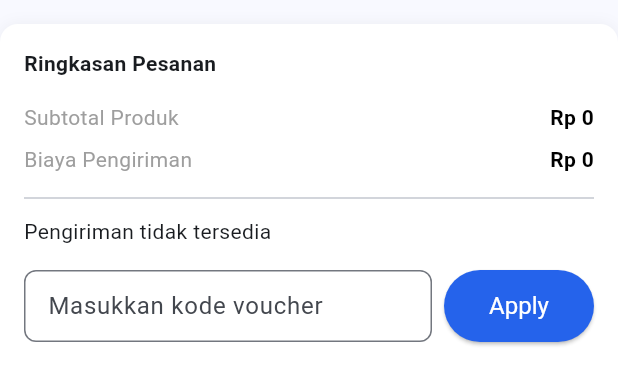
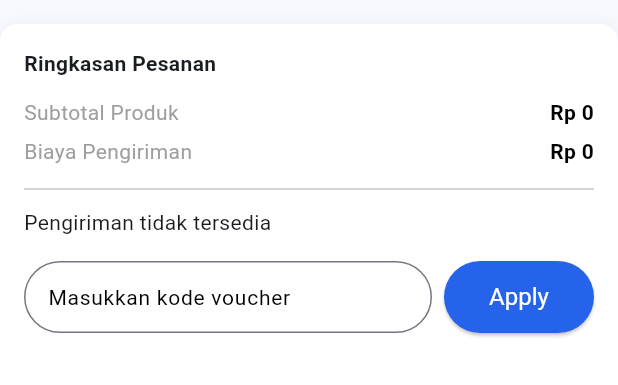
Before and after one commit to Pacifista00/flutter_warungnya_warga_net, a Flutter app: the OrderSummaryCard widget shown alone on an empty page, opened directly with empty values, on a phone screen of 412 x 824 dp. Shown: the top 385 px of the screen. Run offline on Flutter 3.47's test engine with Material 3 defaults, Android fonts, the phone set to English and light mode, and no system bars; our stand-ins replace dio, flutter_image_compress, flutter_riverpod, flutter_secure_storage, flutter_svg, go_router and 4 more; accounts and stored records are empty; network calls fail.

Commit message:
feat(cart): add skeleton loading for cart page components

```diff
--- a/lib/features/cart/widgets/order_summary.dart
+++ b/lib/features/cart/widgets/order_summary.dart
@@ -47,7 +47,7 @@ class OrderSummaryCard extends StatelessWidget {
             'Ringkasan Pesanan',
             style: TextStyle(fontWeight: FontWeight.bold),
           ),
-          const SizedBox(height: 12),
+          const SizedBox(height: 10),
           _summaryRow('Subtotal Produk', _format(subtotal)),
           if (pointsDiscount > 0)
             _summaryRow(
@@ -79,7 +79,7 @@ class OrderSummaryCard extends StatelessWidget {
     Color valueColor = Colors.black,
   }) {
     return Padding(
-      padding: const EdgeInsets.symmetric(vertical: 4),
+      padding: const EdgeInsets.symmetric(vertical: 3),
       child: Row(
         mainAxisAlignment: MainAxisAlignment.spaceBetween,
         children: [
--- a/lib/features/cart/widgets/point_section.dart
+++ b/lib/features/cart/widgets/point_section.dart
@@ -52,6 +52,7 @@ class _PointsSectionState extends State<PointsSection> {
   @override
   Widget build(BuildContext context) {
     return Card(
+      color: Colors.white,
       margin: const EdgeInsets.only(top: 16),
       child: Padding(
         padding: const EdgeInsets.all(16),
--- a/lib/features/cart/widgets/shipping_dropdown.dart
+++ b/lib/features/cart/widgets/shipping_dropdown.dart
@@ -1,4 +1,6 @@
 import 'package:flutter/material.dart';
+import 'package:flutter_warungnya_warga_net/core/theme/app_colors.dart';
+import 'package:flutter_warungnya_warga_net/features/cart/widgets/skeleton/cart_skeleton.dart';
 import '../services/cart_service.dart';
 import '../models/shipping_model.dart';
 
@@ -40,7 +42,7 @@ class _ShippingDropdownState extends State<ShippingDropdown> {
   @override
   Widget build(BuildContext context) {
     if (loading) {
-      return const Center(child: CircularProgressIndicator());
+      return const ShippingDropdownSkeleton();
     }
 
     if (shippingList.isEmpty) {
@@ -59,6 +61,27 @@ class _ShippingDropdownState extends State<ShippingDropdown> {
         DropdownButtonFormField<ShippingModel>(
           value: selected,
           hint: const Text("Ketuk untuk memilih kurir"),
+          style: TextStyle(fontSize: 14, color: Colors.black),
+          decoration: InputDecoration(
+            contentPadding: const EdgeInsets.symmetric(
+              horizontal: 16,
+              vertical: 12,
+            ),
+            border: OutlineInputBorder(
+              borderRadius: BorderRadius.circular(50), // 🔹 capsule
+              borderSide: const BorderSide(color: Colors.grey),
+            ),
+            enabledBorder: OutlineInputBorder(
+              borderRadius: BorderRadius.circular(50),
+              borderSide: const BorderSide(color: Colors.grey),
+            ),
+            focusedBorder: OutlineInputBorder(
+              borderRadius: BorderRadius.circular(50),
+              borderSide: BorderSide(color: AppColors.primary),
+            ),
+            fillColor: Colors.grey.shade100,
+            filled: true,
+          ),
           items:
               shippingList.map((option) {
                 return DropdownMenuItem(
@@ -66,6 +89,7 @@ class _ShippingDropdownState extends State<ShippingDropdown> {
                   child: Text(
                     "${option.courierName} - ${option.serviceName} "
                     "(${option.duration}) - Rp ${option.price}",
+                    style: const TextStyle(fontSize: 14),
                   ),
                 );
               }).toList(),
--- a/lib/features/cart/widgets/voucher_form.dart
+++ b/lib/features/cart/widgets/voucher_form.dart
@@ -80,12 +80,13 @@ class _VoucherFormState extends State<VoucherForm> {
                 controller: controller,
                 decoration: InputDecoration(
                   hintText: 'Masukkan kode voucher',
+                  hintStyle: TextStyle(fontSize: 14, color: Colors.black),
                   contentPadding: const EdgeInsets.symmetric(
                     horizontal: 12,
                     vertical: 12,
                   ),
                   border: OutlineInputBorder(
-                    borderRadius: BorderRadius.circular(8),
+                    borderRadius: BorderRadius.circular(50),
                   ),
                 ),
               ),
```
Also changed, not shown: lib/features/cart/presentation/cart_page.dart (+11 -1 lines), lib/features/cart/widgets/skeleton/cart_skeleton.dart (added, +172 -0 lines), lib/features/cart/widgets/skeleton/shipping_dropdown_skeleton.dart (added, +40 -0 lines).
